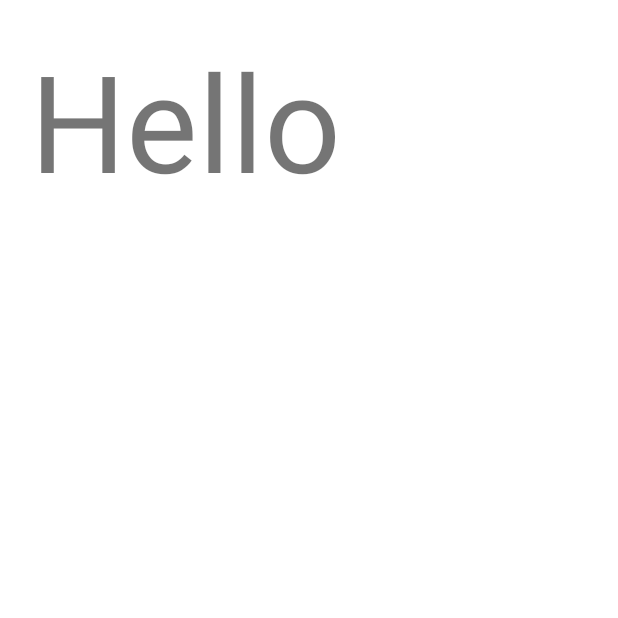
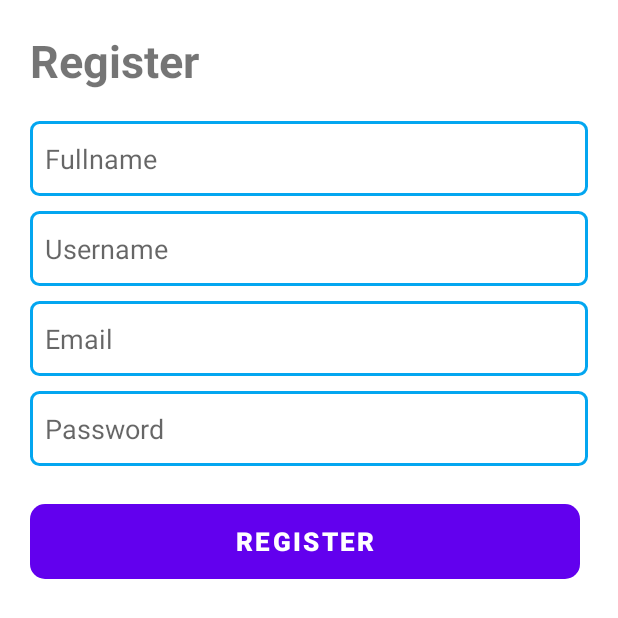
Before and after one commit to alphitardian/TR-PAM, an Android app: the RegisterActivity screen opened directly, with no data from a screen before it, on a phone screen of 412 x 824 dp. Shown: the top 618 px of the screen. Run offline under Robolectric (Android 15) with nearby library versions, the phone set to English and light mode, and no system bars.

Commit message:
register

```diff
--- a/app/src/main/res/layout/register_screen.xml
+++ b/app/src/main/res/layout/register_screen.xml
@@ -1,4 +1,3 @@
-<?xml version="1.0" encoding="utf-8"?>
 <LinearLayout xmlns:android="http://schemas.android.com/apk/res/android"
     android:layout_width="match_parent"
     android:layout_height="match_parent"
@@ -6,10 +5,71 @@
     android:layout_margin="20dp"
     android:layout_gravity="center">
 
-    <TextView
-        android:layout_width="wrap_content"
+    <LinearLayout
+        android:layout_width="match_parent"
         android:layout_height="wrap_content"
-        android:text="Hello"
-        android:textSize="90dp"/>
+        android:orientation="vertical">
+
+        <TextView
+            android:layout_width="wrap_content"
+            android:layout_height="wrap_content"
+            android:text="@string/login_register"
+            android:textStyle="bold"
+            android:textSize="30dp"
+            android:layout_marginBottom="20dp"/>
+
+        <EditText
+            android:id="@+id/regisEditTextFullname"
+            android:padding="10dp"
+            android:background="@drawable/border_edit_text"
+            android:layout_width="match_parent"
+            android:layout_height="50dp"
+            android:hint="@string/register_fullname"
+            android:inputType="textEmailAddress"
+            android:layout_marginBottom="10dp"/>
+
+        <EditText
+            android:id="@+id/regisEditTextUsernam"
+            android:padding="10dp"
+            android:background="@drawable/border_edit_text"
+            android:layout_width="match_parent"
+            android:layout_height="50dp"
+            android:hint="@string/login_username_edittext"
+            android:layout_marginBottom="10dp"/>
+
+        <EditText
+            android:id="@+id/regisEditTextEmail"
+            android:padding="10dp"
+            android:background="@drawable/border_edit_text"
+            android:layout_width="match_parent"
+            android:layout_height="50dp"
+            android:hint="@string/login_email"
+            android:inputType="textEmailAddress"
+            android:layout_marginBottom="10dp"/>
+
+        <EditText
+            android:id="@+id/regisEditTextPassword"
+            android:padding="10dp"
+            android:background="@drawable/border_edit_text"
+            android:layout_width="match_parent"
+            android:layout_height="50dp"
+            android:hint="@string/login_password"/>
+
+        <Button
+            android:id="@+id/btnRegistration"
+            android:layout_width="match_parent"
+            android:layout_height="50dp"
+            android:layout_weight="1"
+            android:background="@drawable/radius_button"
+            android:text="@string/login_register"
+            android:textSize="17dp"
+            android:textStyle="bold"
+            android:layout_marginTop="25dp"
+            android:layout_marginRight="5dp"/>
+
+    </LinearLayout>
+
+
+
 
 </LinearLayout>
--- a/app/src/main/res/values/strings.xml
+++ b/app/src/main/res/values/strings.xml
@@ -15,5 +15,8 @@
     <string name="login_button">SIGN IN</string>
     <string name="login_register">Register</string>
 
+    <string name="register_fullname">Fullname</string>
+    <string name="register_address">Address</string>
+
 
 </resources>
```
